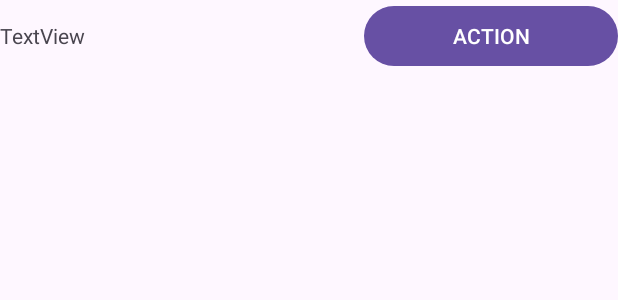
After one commit to aa14728/PolyHome, an Android app: the layout house_list_item.xml on its own in the app's theme, with its tools: preview values and no code run, on a phone screen of 412 x 824 dp. The commit adds this screen. Shown: the top 300 px of the screen. Run offline under Robolectric (Android 15) with nearby library versions, the phone set to English and light mode, and no system bars; network calls fail.

Commit message:
Je sais plus non plus où j'en suis

```diff
--- a/app/src/main/AndroidManifest.xml
+++ b/app/src/main/AndroidManifest.xml
@@ -21,6 +21,9 @@
             android:name=".HouseActivity"
             android:exported="false" />
         <activity
+            android:name=".Test"
+            android:exported="false" />
+        <activity
             android:name=".LoginActivity"
             android:exported="true">
             <intent-filter>
--- a/app/src/main/java/com/albert/polyhome/LoginActivity.kt
+++ b/app/src/main/java/com/albert/polyhome/LoginActivity.kt
@@ -49,7 +49,7 @@ class LoginActivity : AppCompatActivity() {
             try {
                 if(responseCode == 200 && loginResponse != null){
                     Toast.makeText(this, "Connexion réussie" , Toast.LENGTH_SHORT).show();
-                    val intent = Intent(this, HouseActivity::class.java);
+                    val intent = Intent(this, Test::class.java);
                     intent.putExtra("logtoken", loginResponse.token);
                     startActivity(intent);
                     finish();
--- a/app/src/main/res/layout/activity_home.xml
+++ b/app/src/main/res/layout/activity_home.xml
@@ -52,7 +52,7 @@
         </LinearLayout>
 
         <ListView
-            android:id="@+id/listViewDevice"
+            android:id="@+id/listViewHouse"
             android:layout_width="match_parent"
             android:layout_height="match_parent"
             android:padding="20dp" />
--- /dev/null
+++ b/app/src/main/res/layout/house_list_item.xml
@@ -0,0 +1,26 @@
+<?xml version="1.0" encoding="utf-8"?>
+<androidx.constraintlayout.widget.ConstraintLayout xmlns:android="http://schemas.android.com/apk/res/android"
+    android:layout_width="match_parent"
+    android:layout_height="match_parent">
+
+    <LinearLayout
+        android:layout_width="match_parent"
+        android:layout_height="wrap_content"
+        android:orientation="horizontal">
+
+        <TextView
+            android:id="@+id/housId"
+            android:layout_width="174dp"
+            android:layout_height="wrap_content"
+            android:layout_weight="1"
+            android:text="TextView" />
+
+        <Button
+            android:id="@+id/action"
+            android:layout_width="wrap_content"
+            android:layout_height="wrap_content"
+            android:layout_weight="1"
+            android:text="ACTION" />
+
+    </LinearLayout>
+</androidx.constraintlayout.widget.ConstraintLayout>
```
Also changed, not shown: app/src/main/java/com/albert/polyhome/HouseActivity.kt (+1 -7 lines), app/src/main/java/com/albert/polyhome/HouseAdapter.kt (added, +45 -0 lines), app/src/main/java/com/albert/polyhome/Test.kt (added, +65 -0 lines), app/src/main/res/layout/activity_houses.xml (added, +33 -0 lines).
